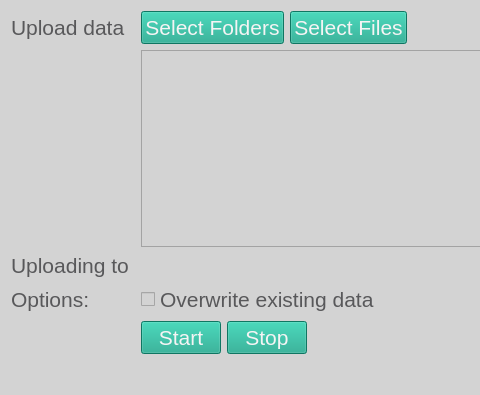
The window that ibridgesgui/ui_files/uploadData.ui (iBridges-for-iRODS/iBridges-GUI) describes before a commit, drawn with Qt 5; both pictures show x 0 to 480 and y 0 to 395 of the 936 by 395 pixel window.
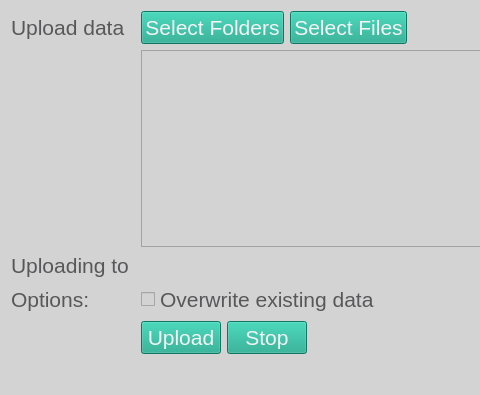
The same window after the commit.

Commit message: prevent closing window while uploading

What changed in the file:
```diff
--- a/ibridgesgui/ui_files/uploadData.ui
+++ b/ibridgesgui/ui_files/uploadData.ui
@@ -147,7 +147,7 @@
      <item>
       <widget class="QPushButton" name="upload_button">
        <property name="text">
-        <string>Start</string>
+        <string>Upload</string>
        </property>
       </widget>
      </item>
```
Left out of the diff: 2 changed lines with no effect on the pictures. The commit also changes 4 other files.
